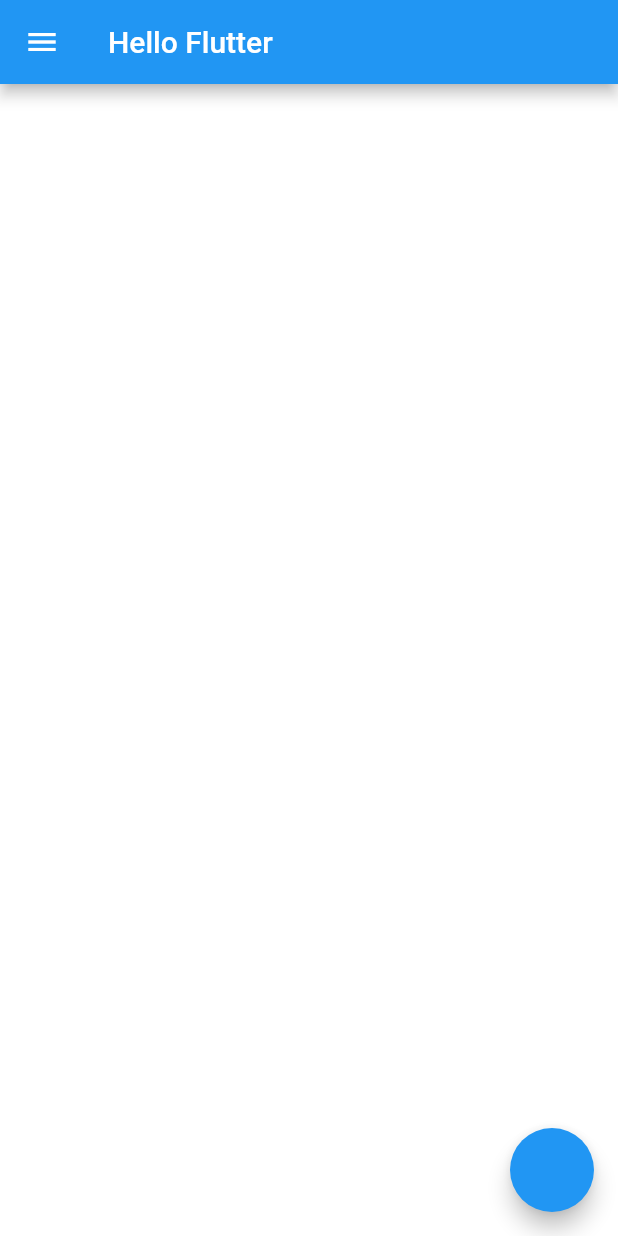
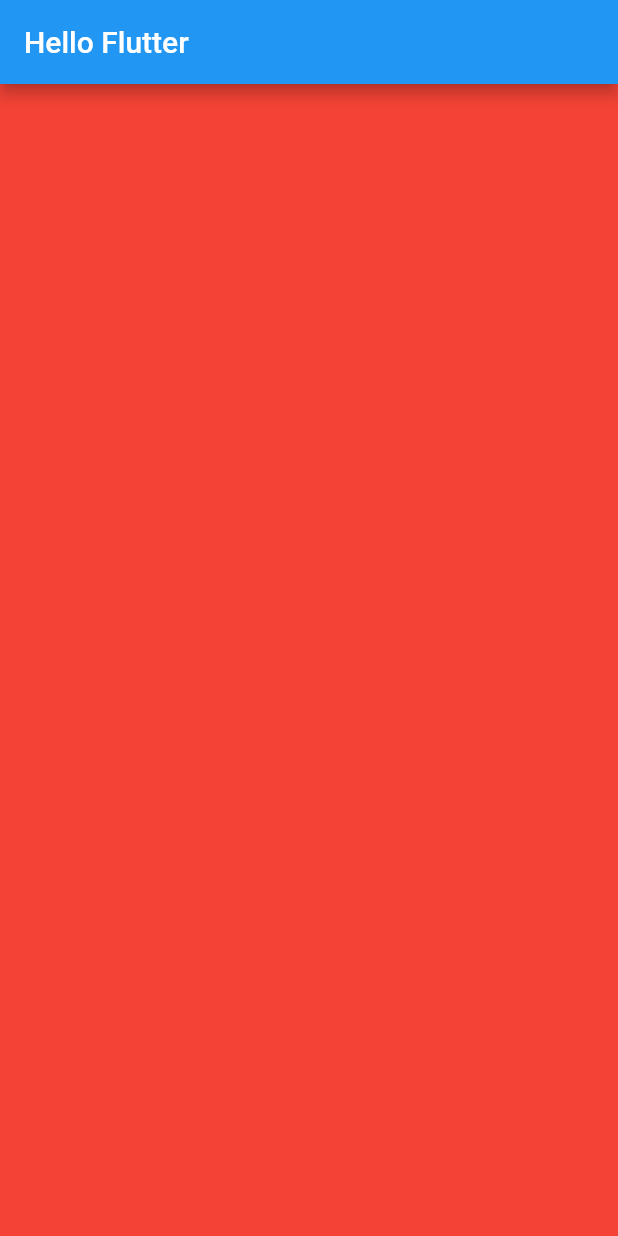
Before and after one commit to LucianoFraga27/Flutter_01_Widgets, a Flutter app: the screen it shows after launch, on a phone screen of 412 x 824 dp. Run offline on Flutter 3.47's test engine with Material 2 defaults, Android fonts, the phone set to English and light mode, and no system bars; missing offline and left inert: dart:ffi.

Commit message:
function home(returning Scaffold)

```diff
--- a/lib/main.dart
+++ b/lib/main.dart
@@ -17,17 +17,18 @@ class MyApp extends StatelessWidget {
       theme: ThemeData(
           primaryColor: Colors.blue
       ),
-      home: Scaffold(
-        appBar: AppBar(
+      home: home(),
+    );
+  }
+
+
+  home(){
+    return Scaffold(
+      appBar: AppBar(
           title: Text("Hello Flutter")
-        ),
-        body: Container(
-          color: Colors.white
       ),
-        drawer: Container(
+      body: Container(
           color: Colors.red
-        ),
-        floatingActionButton: FloatingActionButton(onPressed: (){}),
       ),
     );
   }
```
